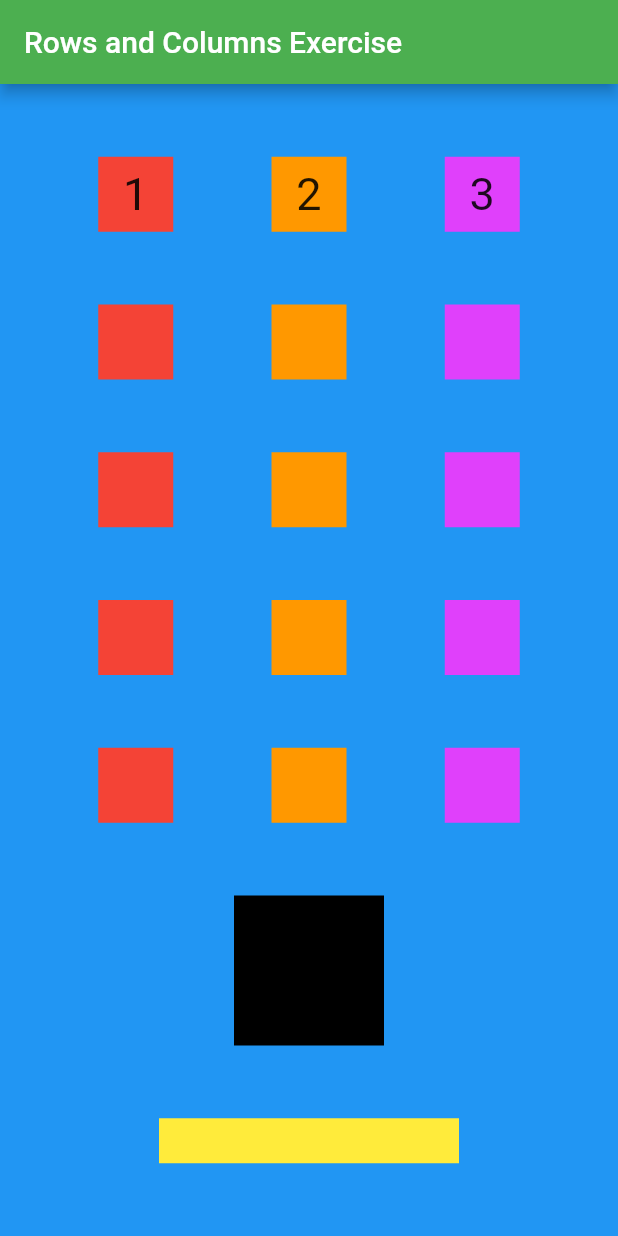
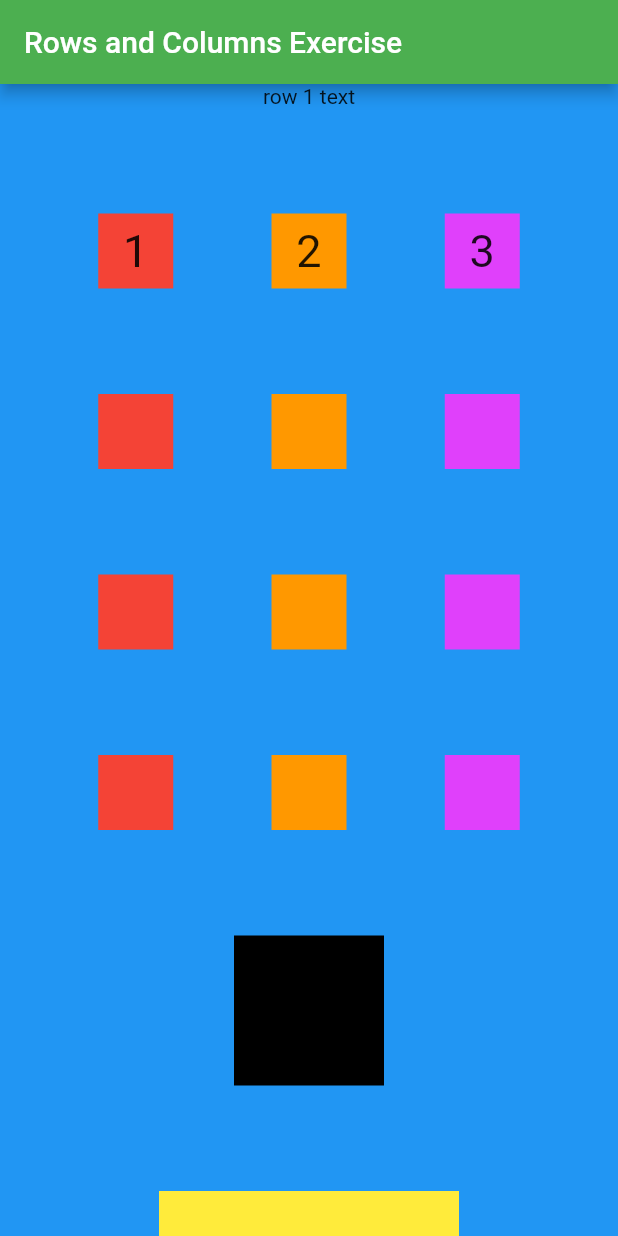
Before and after one commit to tdygert/rows_and_columns_exercise, a Flutter app: the screen it shows after launch, on a phone screen of 412 x 824 dp. Run offline on Flutter 3.47's test engine with Material 2 defaults, Android fonts, the phone set to English and light mode, and no system bars.

Commit message:
first working version

```diff
--- a/lib/main.dart
+++ b/lib/main.dart
@@ -16,9 +16,20 @@ class MyApp extends StatelessWidget {
           backgroundColor: Colors.green,
           title: Text('Rows and Columns Exercise'),
         ),
-        body: Column(
-          mainAxisAlignment: MainAxisAlignment.spaceEvenly,
+        body: SafeArea(
+          child: Column(
+            mainAxisAlignment: MainAxisAlignment.spaceBetween,
             children: <Widget>[
+              Row(
+                mainAxisAlignment: MainAxisAlignment.center,
+                children: <Widget>[
+                  Container(
+                    child: Text(
+                      'row 1 text',
+                    ),
+                  )
+                ],
+              ),
               Row(
                 mainAxisAlignment: MainAxisAlignment.spaceEvenly,
                 children: <Widget>[
@@ -117,26 +128,6 @@ class MyApp extends StatelessWidget {
                   )
                 ],
               ),
-            Row(
-              mainAxisAlignment: MainAxisAlignment.spaceEvenly,
-              children: <Widget>[
-                Container(
-                  color: Colors.red,
-                  height: 50,
-                  width: 50,
-                ),
-                Container(
-                  color: Colors.orange,
-                  height: 50,
-                  width: 50,
-                ),
-                Container(
-                  color: Colors.purpleAccent,
-                  height: 50,
-                  width: 50,
-                )
-              ],
-            ),
               Container(
                 height: 100,
                 width: 100,
@@ -150,6 +141,7 @@ class MyApp extends StatelessWidget {
             ],
           ),
         ),
+      ),
     );
   }
 }
```
Lines whose indentation alone changed are shown as unchanged.
